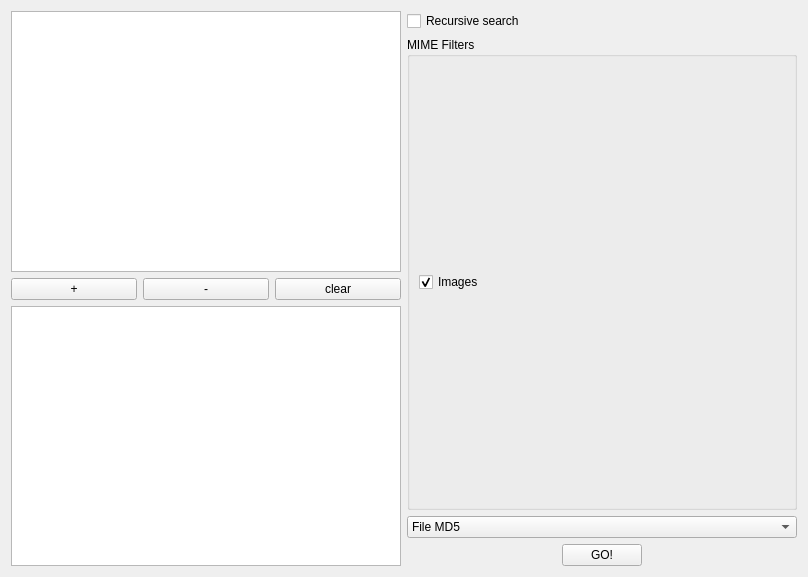
Above: krbkacd/work_page.ui from rbbrnc/krbkACD before the change. Below: the same form after it.
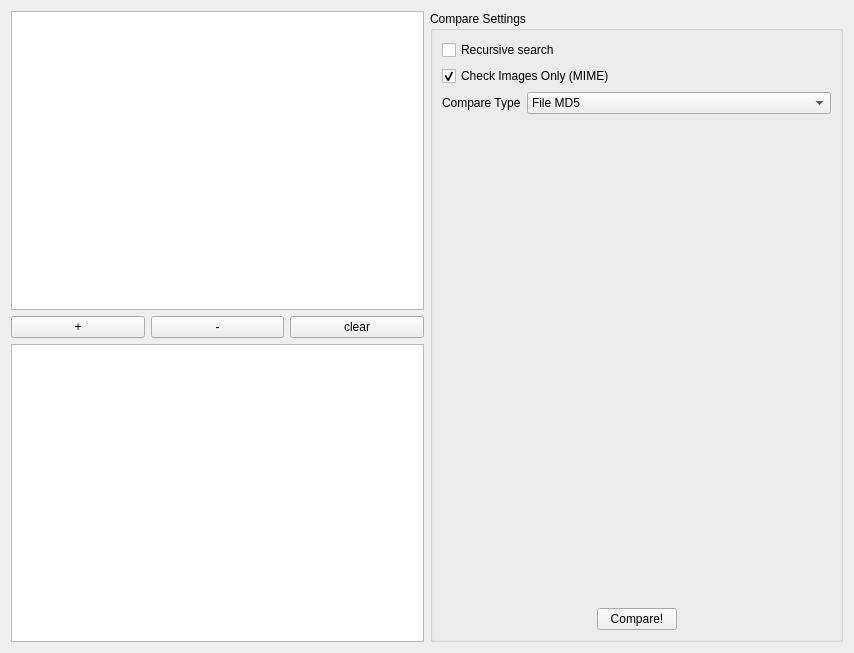
That is the form after the change.

```diff
--- a/krbkacd/work_page.ui
+++ b/krbkacd/work_page.ui
@@ -6,11 +6,11 @@
    <rect>
     <x>0</x>
     <y>0</y>
-    <width>808</width>
-    <height>577</height>
+    <width>854</width>
+    <height>653</height>
    </rect>
   </property>
-  <layout class="QHBoxLayout" name="horizontalLayout_3">
+  <layout class="QHBoxLayout" name="horizontalLayout_4">
    <item>
     <layout class="QVBoxLayout" name="verticalLayout">
      <item>
@@ -48,30 +48,42 @@
    </item>
    <item>
     <layout class="QVBoxLayout" name="verticalLayout_2">
-     <item>
-      <widget class="QCheckBox" name="recursiveCheck">
-       <property name="text">
-        <string>Recursive search</string>
-       </property>
-      </widget>
-     </item>
      <item>
       <widget class="QGroupBox" name="groupBox">
        <property name="title">
-        <string>MIME Filters</string>
+        <string>Compare Settings</string>
        </property>
-       <layout class="QGridLayout" name="gridLayout">
-        <item row="0" column="0">
+       <layout class="QVBoxLayout" name="verticalLayout_3">
+        <item>
+         <widget class="QCheckBox" name="recursiveCheck">
+          <property name="text">
+           <string>Recursive search</string>
+          </property>
+         </widget>
+        </item>
+        <item>
          <widget class="QCheckBox" name="mimeFilterImages">
           <property name="text">
-           <string>Images</string>
+           <string>Check Images Only (MIME)</string>
           </property>
           <property name="checked">
            <bool>true</bool>
           </property>
          </widget>
         </item>
-       </layout>
+        <item>
+         <layout class="QHBoxLayout" name="horizontalLayout_3">
+          <item>
+           <widget class="QLabel" name="label">
+            <property name="sizePolicy">
+             <sizepolicy hsizetype="Fixed" vsizetype="Fixed">
+              <horstretch>0</horstretch>
+              <verstretch>0</verstretch>
+             </sizepolicy>
+            </property>
+            <property name="text">
+             <string>Compare Type</string>
+            </property>
       </widget>
      </item>
      <item>
@@ -86,7 +98,27 @@
          <string>Metadata Only</string>
         </property>
        </item>
-      </widget>
+            <item>
+             <property name="text">
+              <string>Byte-to-Byte</string>
+             </property>
+            </item>
+           </widget>
+          </item>
+         </layout>
+        </item>
+        <item>
+         <spacer name="verticalSpacer">
+          <property name="orientation">
+           <enum>Qt::Vertical</enum>
+          </property>
+          <property name="sizeHint" stdset="0">
+           <size>
+            <width>20</width>
+            <height>40</height>
+           </size>
+          </property>
+         </spacer>
      </item>
      <item>
       <layout class="QHBoxLayout" name="horizontalLayout_2">
@@ -106,7 +138,7 @@
        <item>
         <widget class="QPushButton" name="workButton">
          <property name="text">
-          <string>GO!</string>
+             <string>Compare!</string>
          </property>
         </widget>
        </item>
@@ -124,6 +156,9 @@
         </spacer>
        </item>
       </layout>
+        </item>
+       </layout>
+      </widget>
      </item>
     </layout>
    </item>
```
Left out of the diff: 5 changed lines with no effect on the pictures. Lines whose indentation alone changed are shown as unchanged.
